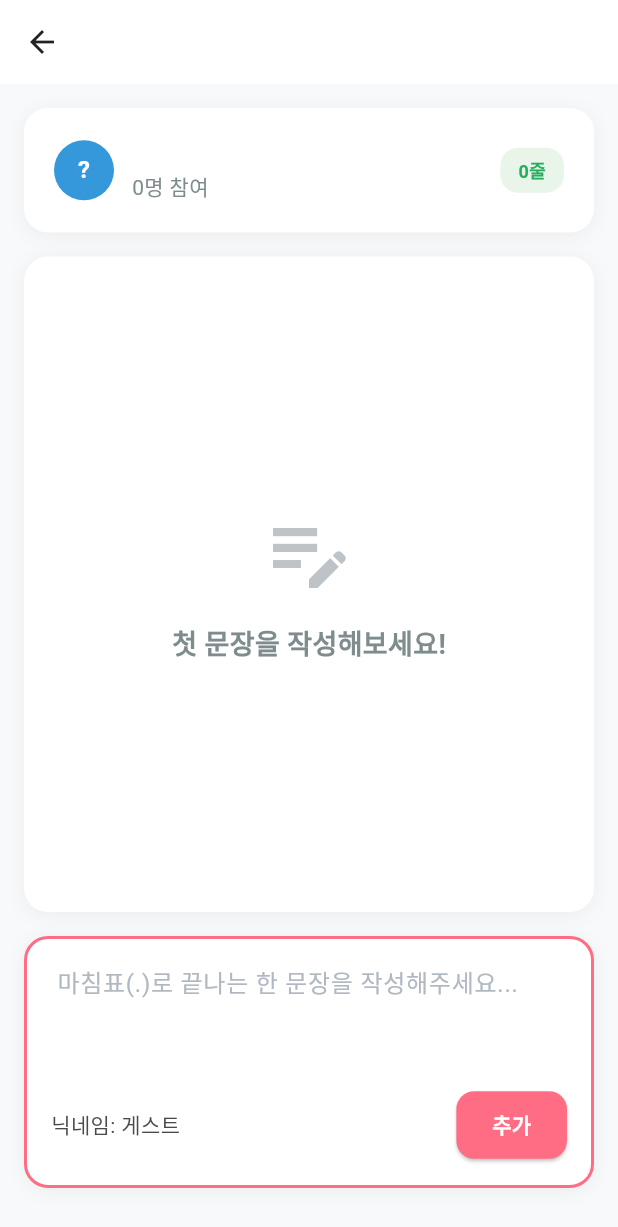
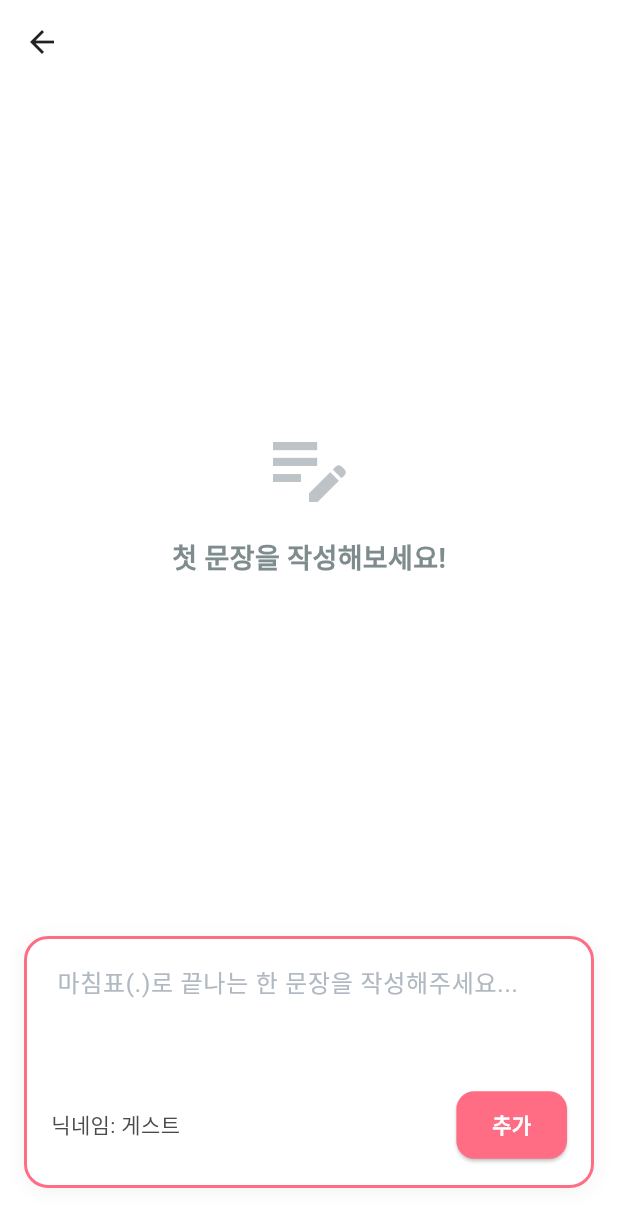
Before and after one commit to devsoob/once-upon-a-line, a Flutter app: the StoryRoomDetailPage screen opened directly with empty values, on a phone screen of 412 x 824 dp. Shown: the top 1227 px of the screen. Run offline on Flutter 3.47's test engine with Material 3 defaults, Android fonts, the phone set to English and light mode, and no system bars; our stand-ins replace cloud_firestore, firebase_core, get_it, go_router, google_fonts, shared_preferences; accounts and stored records are empty; Roboto replaces fonts that are missing (Pretendard).

Commit message:
Feat: 상세 페이지 UI 개선

```diff
--- a/lib/features/story_rooms/presentation/pages/story_room_detail_page.dart
+++ b/lib/features/story_rooms/presentation/pages/story_room_detail_page.dart
@@ -102,7 +102,7 @@ class _StoryRoomDetailPageState extends State<StoryRoomDetailPage> {
   @override
   Widget build(BuildContext context) {
     return Scaffold(
-      backgroundColor: const Color(0xFFF8F9FA),
+      backgroundColor: Colors.white,
       appBar: AppBar(
         backgroundColor: Colors.white,
         elevation: 0,
@@ -118,105 +118,12 @@ class _StoryRoomDetailPageState extends State<StoryRoomDetailPage> {
       body: SafeArea(
         child: Column(
           children: [
-            // Room Info Card
-            Container(
-              width: double.infinity,
-              margin: const EdgeInsets.all(16),
-              padding: const EdgeInsets.all(20),
-              decoration: BoxDecoration(
-                color: Colors.white,
-                borderRadius: BorderRadius.circular(16),
-                boxShadow: [
-                  BoxShadow(
-                    color: Colors.black.withAlpha(13),
-                    blurRadius: 10,
-                    offset: const Offset(0, 2),
-                  ),
-                ],
-              ),
-              child: Column(
-                crossAxisAlignment: CrossAxisAlignment.start,
-                children: [
-                  Row(
-                    children: [
-                      CircleAvatar(
-                        radius: 20,
-                        backgroundColor: const Color(0xFF3498DB),
-                        child: Text(
-                          widget.room.creatorNickname.isNotEmpty
-                              ? widget.room.creatorNickname[0].toUpperCase()
-                              : '?',
-                          style: const TextStyle(
-                            fontSize: 16,
-                            fontWeight: FontWeight.w600,
-                            color: Colors.white,
-                          ),
-                        ),
-                      ),
-                      const SizedBox(width: 12),
-                      Expanded(
-                        child: Column(
-                          crossAxisAlignment: CrossAxisAlignment.start,
-                          children: [
-                            Text(
-                              widget.room.creatorNickname,
-                              style: const TextStyle(
-                                fontSize: 16,
-                                fontWeight: FontWeight.w600,
-                                color: AppColors.textPrimary,
-                              ),
-                            ),
-                            Text(
-                              '${widget.room.participants.length}명 참여',
-                              style: const TextStyle(fontSize: 14, color: Color(0xFF7F8C8D)),
-                            ),
-                          ],
-                        ),
-                      ),
-                      Container(
-                        padding: const EdgeInsets.symmetric(horizontal: 12, vertical: 6),
-                        decoration: BoxDecoration(
-                          color: const Color(0xFFE8F5E8),
-                          borderRadius: BorderRadius.circular(12),
-                        ),
-                        child: Text(
-                          '${widget.room.totalSentences}줄',
-                          style: const TextStyle(
-                            fontSize: 12,
-                            fontWeight: FontWeight.w600,
-                            color: Color(0xFF27AE60),
-                          ),
-                        ),
-                      ),
-                    ],
-                  ),
-                  if (widget.room.description.isNotEmpty) ...[
-                    const SizedBox(height: 12),
-                    Text(
-                      widget.room.description,
-                      style: const TextStyle(fontSize: 14, color: Color(0xFF7F8C8D), height: 1.4),
-                    ),
-                  ],
-                ],
-              ),
-            ),
-
-            // Story Content
+            // Story Content - Full width book-like layout
             Expanded(
               child: Container(
-                margin: const EdgeInsets.symmetric(horizontal: 16),
-                padding: const EdgeInsets.all(20),
-                decoration: BoxDecoration(
-                  color: Colors.white,
-                  borderRadius: BorderRadius.circular(16),
-                  boxShadow: [
-                    BoxShadow(
-                      color: Colors.black.withAlpha(13),
-                      blurRadius: 10,
-                      offset: const Offset(0, 2),
-                    ),
-                  ],
-                ),
+                width: double.infinity,
+                padding: const EdgeInsets.all(24),
+                decoration: const BoxDecoration(color: Colors.white),
                 child:
                     DiConfig.isFirebaseInitialized
                         ? StreamBuilder<List<StorySentence>>(
@@ -345,93 +252,34 @@ class _StoryRoomDetailPageState extends State<StoryRoomDetailPage> {
     return SingleChildScrollView(
       child: Column(
         crossAxisAlignment: CrossAxisAlignment.start,
+        children: [
+          // Book-like story content
+          Text.rich(
+            TextSpan(
               children:
-            sentences
-                .map(
-                  (sentence) => _SentenceWidget(
-                    sentence: sentence,
-                    isMySentence: sentence.authorNickname == _nickname,
-                  ),
-                )
-                .toList(),
-      ),
-    );
-  }
-}
+                  sentences.asMap().entries.map((entry) {
+                    final int index = entry.key;
+                    final StorySentence sentence = entry.value;
 
-class _SentenceWidget extends StatelessWidget {
-  const _SentenceWidget({required this.sentence, required this.isMySentence});
-
-  final StorySentence sentence;
-  final bool isMySentence;
-
-  @override
-  Widget build(BuildContext context) {
-    return Container(
-      margin: const EdgeInsets.only(bottom: 16),
-      padding: const EdgeInsets.all(16),
-      decoration: BoxDecoration(
-        color: isMySentence ? const Color(0xFFE3F2FD) : const Color(0xFFF5F5F5),
-        borderRadius: BorderRadius.circular(12),
-        border: isMySentence ? Border.all(color: AppColors.primary, width: 1) : null,
-      ),
-      child: Column(
-        crossAxisAlignment: CrossAxisAlignment.start,
+                    return TextSpan(
                       children: [
-          Row(
-            children: [
-              CircleAvatar(
-                radius: 12,
-                backgroundColor: isMySentence ? AppColors.primary : const Color(0xFF95A5A6),
-                child: Text(
-                  sentence.authorNickname.isNotEmpty
-                      ? sentence.authorNickname[0].toUpperCase()
-                      : '?',
+                        TextSpan(
+                          text: sentence.content,
                           style: const TextStyle(
-                    fontSize: 10,
-                    fontWeight: FontWeight.w600,
-                    color: Colors.white,
+                            fontSize: 18,
+                            height: 1.8,
+                            color: AppColors.textPrimary,
+                            fontWeight: FontWeight.w400,
                           ),
                         ),
+                        if (index < sentences.length - 1) const TextSpan(text: ' '),
+                      ],
+                    );
+                  }).toList(),
             ),
-              const SizedBox(width: 8),
-              Text(
-                sentence.authorNickname,
-                style: TextStyle(
-                  fontSize: 12,
-                  fontWeight: FontWeight.w600,
-                  color: isMySentence ? AppColors.primary : const Color(0xFF7F8C8D),
-                ),
-              ),
-              const Spacer(),
-              Text(
-                _formatDate(sentence.createdAt),
-                style: const TextStyle(fontSize: 11, color: Color(0xFF95A5A6)),
-              ),
-            ],
-          ),
-          const SizedBox(height: 8),
-          Text(
-            sentence.content,
-            style: const TextStyle(fontSize: 16, color: AppColors.textPrimary, height: 1.5),
           ),
         ],
       ),
     );
   }
-
-  String _formatDate(DateTime date) {
-    final DateTime now = DateTime.now();
-    final Duration difference = now.difference(date);
-
-    if (difference.inDays > 0) {
-      return '${difference.inDays}일 전';
-    } else if (difference.inHours > 0) {
-      return '${difference.inHours}시간 전';
-    } else if (difference.inMinutes > 0) {
-      return '${difference.inMinutes}분 전';
-    } else {
-      return '방금 전';
 }
-  }
-}
```
Lines whose indentation alone changed are shown as unchanged.
